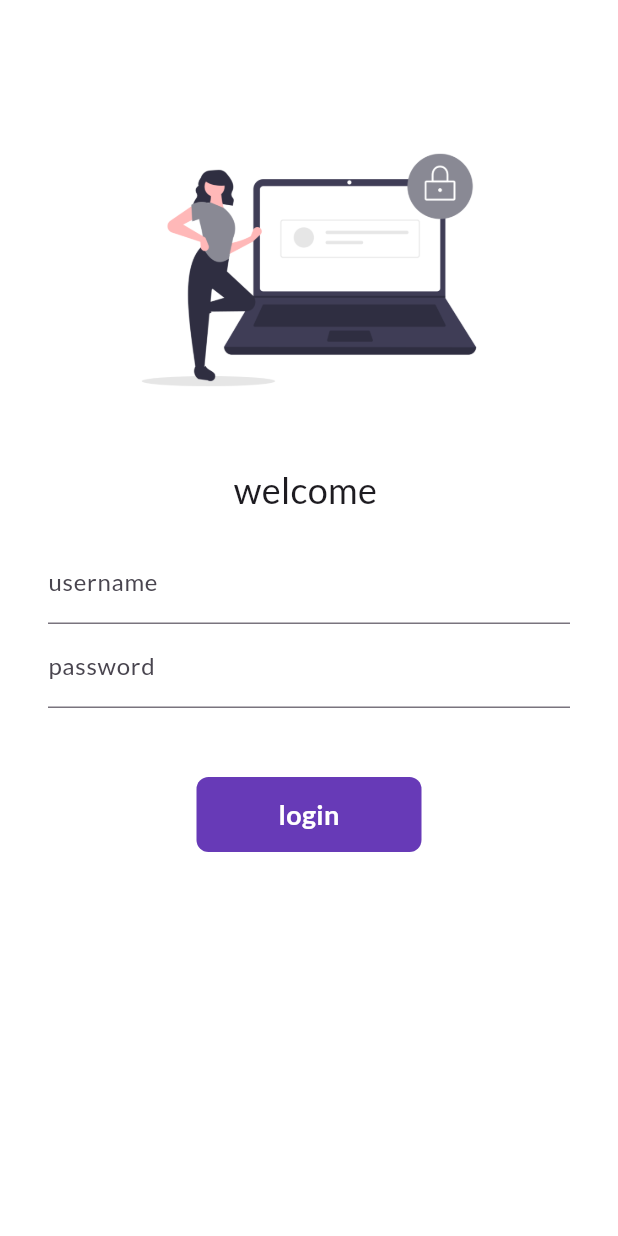
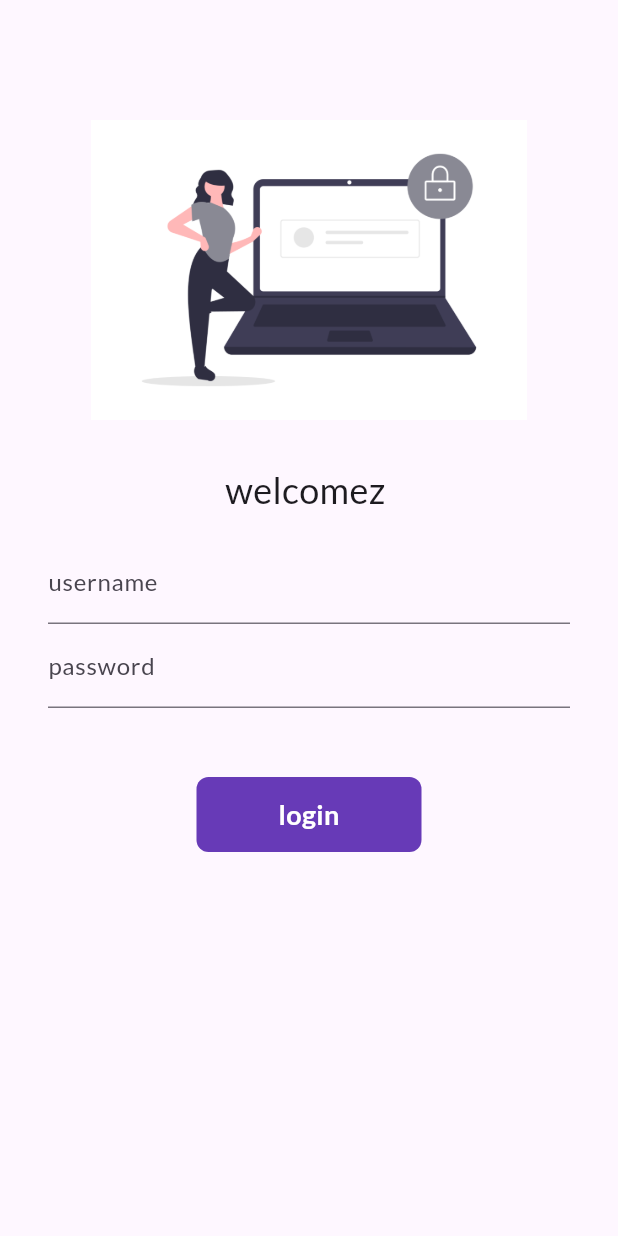
Before and after one commit to sarthaktyagi354932/new, a Flutter app: the screen it shows after launch, on a phone screen of 412 x 824 dp. Run offline on Flutter 3.47's test engine with Material 3 defaults, Android fonts, the light colour scheme and no system bars; our stand-ins replace google_fonts.

Commit message:
8 day complated

```diff
--- a/lib/main.dart
+++ b/lib/main.dart
@@ -17,8 +17,13 @@ class MyApp extends StatelessWidget {
     return  MaterialApp(
       debugShowCheckedModeBanner: false,
     //  home: HomePage(),
-      themeMode: ThemeMode.light,
+
+      // themeMode: ThemeMode.dark,
+
+
+
       theme: ThemeData(
+        // brightness: Brightness.dark,
         primarySwatch: Colors.deepPurple,
         fontFamily: GoogleFonts.lato().fontFamily,
         primaryTextTheme: GoogleFonts.latoTextTheme( )
--- a/lib/pages/LogingPage.dart
+++ b/lib/pages/LogingPage.dart
@@ -16,7 +16,7 @@ class _LogingPageState extends State<LogingPage> {
   @override
   Widget build(BuildContext context) {
     return Material(
-      color: Colors.white,
+      // color: Colors.white,
       child: SingleChildScrollView(
         child: Column(
           children: [
@@ -32,7 +32,7 @@ class _LogingPageState extends State<LogingPage> {
               height: 30,
             ),
             Text(
-              "welcome $name",
+              "welcomez $name",
               style: TextStyle(
                 fontSize: 24,
               ),
```
